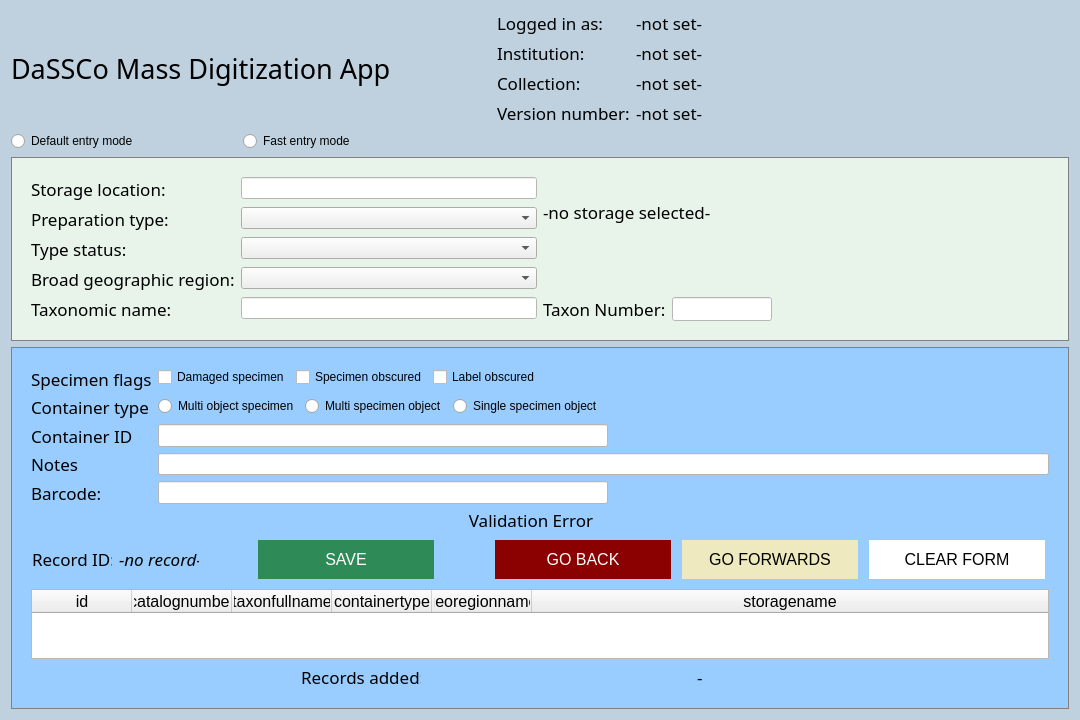
The window that MassDigitizer/ui/specimendataentry.ui (NHMDenmark/Mass-Digitizer) describes before a commit, drawn with Qt 5.
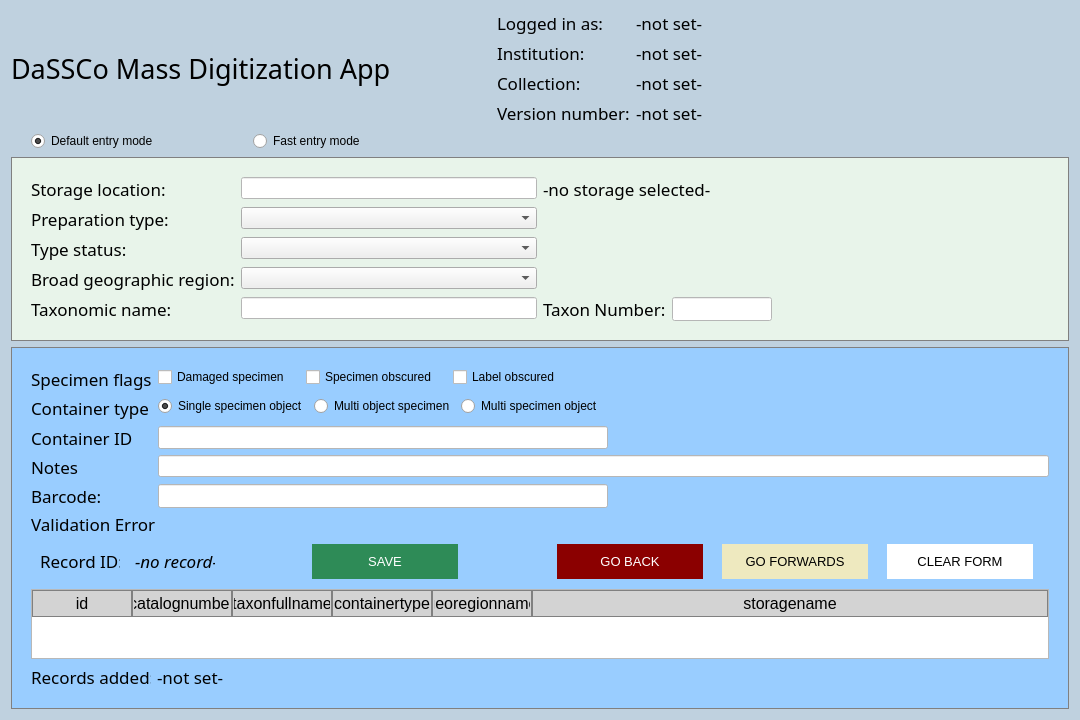
The same window after the commit.

Commit message: Tweaks to data entry ui and skeleton for new data entry handler

The edit to the form file:
```diff
--- a/MassDigitizer/ui/specimendataentry.ui
+++ b/MassDigitizer/ui/specimendataentry.ui
@@ -62,15 +62,18 @@
         font-size: 11pt;
         color: red;
     }
+    .QLabelPlain{
+        font-family: Arial;
+        font-size: 11pt;
+        color: black;
+    }
     QPushButton {
         border: none;
         padding: 10px 20px;
         text-align: center;
         text-decoration: none;
-        display: inline-block;
-        font-size: 12pt;
+        font-size: 10pt;
         margin: 4px 2px;
-        cursor: pointer;
     }
     QPushButton#btnSave {
         color: white;
@@ -210,11 +213,30 @@
    </item>
    <item>
     <layout class="QHBoxLayout" name="horizontalLayout">
+     <item>
+      <spacer name="horizontalSpacer_6">
+       <property name="orientation">
+        <enum>Qt::Orientation::Horizontal</enum>
+       </property>
+       <property name="sizeType">
+        <enum>QSizePolicy::Policy::Fixed</enum>
+       </property>
+       <property name="sizeHint" stdset="0">
+        <size>
+         <width>20</width>
+         <height>20</height>
+        </size>
+       </property>
+      </spacer>
+     </item>
      <item>
       <widget class="QRadioButton" name="radModeDefault">
        <property name="text">
         <string>Default entry mode</string>
        </property>
+       <property name="checked">
+        <bool>true</bool>
+       </property>
       </widget>
      </item>
      <item>
@@ -313,14 +335,42 @@
        <layout class="QVBoxLayout" name="verticalLayoutGreenAreaRight">
         <item>
          <widget class="QLabel" name="txtStorageFullname">
+          <property name="minimumSize">
+           <size>
+            <width>0</width>
+            <height>80</height>
+           </size>
+          </property>
           <property name="text">
            <string>-no storage selected-</string>
           </property>
+          <property name="alignment">
+           <set>Qt::AlignmentFlag::AlignLeading|Qt::AlignmentFlag::AlignLeft|Qt::AlignmentFlag::AlignTop</set>
+          </property>
+          <property name="wordWrap">
+           <bool>true</bool>
+          </property>
           <property name="class" stdset="0">
            <string>QLabelMetaInfo</string>
           </property>
          </widget>
         </item>
+        <item>
+         <spacer name="horizontalSpacer_7">
+          <property name="orientation">
+           <enum>Qt::Orientation::Horizontal</enum>
+          </property>
+          <property name="sizeType">
+           <enum>QSizePolicy::Policy::Fixed</enum>
+          </property>
+          <property name="sizeHint" stdset="0">
+           <size>
+            <width>500</width>
+            <height>20</height>
+           </size>
+          </property>
+         </spacer>
+        </item>
         <item>
          <layout class="QFormLayout" name="formLayout_2">
           <property name="labelAlignment">
@@ -377,6 +427,18 @@
            <layout class="QHBoxLayout" name="horizontalLayout_2">
             <item>
              <widget class="QCheckBox" name="chkDamage">
+              <property name="sizePolicy">
+               <sizepolicy hsizetype="Fixed" vsizetype="Fixed">
+                <horstretch>0</horstretch>
+                <verstretch>0</verstretch>
+               </sizepolicy>
+              </property>
+              <property name="minimumSize">
+               <size>
+                <width>142</width>
+                <height>0</height>
+               </size>
+              </property>
               <property name="text">
                <string>Damaged specimen</string>
               </property>
@@ -384,6 +446,18 @@
             </item>
             <item>
              <widget class="QCheckBox" name="chkSpecimenObscured">
+              <property name="sizePolicy">
+               <sizepolicy hsizetype="Fixed" vsizetype="Fixed">
+                <horstretch>0</horstretch>
+                <verstretch>0</verstretch>
+               </sizepolicy>
+              </property>
+              <property name="minimumSize">
+               <size>
+                <width>141</width>
+                <height>0</height>
+               </size>
+              </property>
               <property name="text">
                <string>Specimen obscured</string>
               </property>
@@ -403,7 +477,7 @@
               </property>
               <property name="sizeHint" stdset="0">
                <size>
-                <width>40</width>
+                <width>100</width>
                 <height>20</height>
                </size>
               </property>
@@ -420,6 +494,16 @@
           </item>
           <item row="1" column="1">
            <layout class="QHBoxLayout" name="horizontalLayout_3">
+            <item>
+             <widget class="QRadioButton" name="radRadioSSO">
+              <property name="text">
+               <string>Single specimen object</string>
+              </property>
+              <property name="checked">
+               <bool>true</bool>
+              </property>
+             </widget>
+            </item>
             <item>
              <widget class="QRadioButton" name="radRadioMOS">
               <property name="text">
@@ -434,13 +518,6 @@
               </property>
              </widget>
             </item>
-            <item>
-             <widget class="QRadioButton" name="radRadioSSO">
-              <property name="text">
-               <string>Single specimen object</string>
-              </property>
-             </widget>
-            </item>
             <item>
              <spacer name="horizontalSpacer_3">
               <property name="orientation">
@@ -448,7 +525,7 @@
               </property>
               <property name="sizeHint" stdset="0">
                <size>
-                <width>40</width>
+                <width>500</width>
                 <height>20</height>
                </size>
               </property>
@@ -526,7 +603,7 @@
            <string>Validation Error</string>
           </property>
           <property name="alignment">
-           <set>Qt::AlignmentFlag::AlignCenter</set>
+           <set>Qt::AlignmentFlag::AlignLeading|Qt::AlignmentFlag::AlignLeft|Qt::AlignmentFlag::AlignVCenter</set>
           </property>
           <property name="class" stdset="0">
            <string>QLabelError</string>
@@ -581,7 +658,7 @@
             </property>
             <property name="sizeHint" stdset="0">
              <size>
-              <width>50</width>
+              <width>80</width>
               <height>20</height>
              </size>
             </property>
@@ -591,14 +668,14 @@
            <widget class="QPushButton" name="btnSave">
             <property name="maximumSize">
              <size>
-              <width>180</width>
+              <width>150</width>
               <height>50</height>
              </size>
             </property>
             <property name="font">
              <font>
               <family>Arial</family>
-              <pointsize>12</pointsize>
+              <pointsize>10</pointsize>
               <underline>false</underline>
               <strikeout>false</strikeout>
              </font>
@@ -618,7 +695,7 @@
             </property>
             <property name="sizeHint" stdset="0">
              <size>
-              <width>50</width>
+              <width>80</width>
               <height>20</height>
              </size>
             </property>
@@ -628,14 +705,14 @@
            <widget class="QPushButton" name="btnBack">
             <property name="maximumSize">
              <size>
-              <width>180</width>
+              <width>150</width>
               <height>50</height>
              </size>
             </property>
             <property name="font">
              <font>
               <family>Arial</family>
-              <pointsize>12</pointsize>
+              <pointsize>10</pointsize>
               <underline>false</underline>
               <strikeout>false</strikeout>
              </font>
@@ -649,14 +726,14 @@
            <widget class="QPushButton" name="btnForward">
             <property name="maximumSize">
              <size>
-              <width>180</width>
+              <width>150</width>
               <height>50</height>
              </size>
             </property>
             <property name="font">
              <font>
               <family>Arial</family>
-              <pointsize>12</pointsize>
+              <pointsize>10</pointsize>
               <underline>false</underline>
               <strikeout>false</strikeout>
              </font>
@@ -670,14 +747,14 @@
            <widget class="QPushButton" name="btnClear">
             <property name="maximumSize">
              <size>
-              <width>180</width>
+              <width>150</width>
               <height>50</height>
              </size>
             </property>
             <property name="font">
              <font>
               <family>Arial</family>
-              <pointsize>12</pointsize>
+              <pointsize>10</pointsize>
               <underline>false</underline>
               <strikeout>false</strikeout>
              </font>
@@ -708,6 +785,10 @@
           QHeaderView::section {
               font-family: Arial;
               font-size: 12pt;
+              background-color: #D3D3D3;
+              color: black;
+              border: 1px solid grey;
+              padding: 1px;
           }
           </string>
           </property>
@@ -752,6 +833,8 @@
         <item>
          <layout class="QHBoxLayout" name="horizontalLayout_5">
           <item>
+           <layout class="QHBoxLayout" name="horizontalLayout_4">
+            <item>
            <widget class="QLabel" name="lblNumberCounter">
             <property name="maximumSize">
              <size>
@@ -773,9 +856,27 @@
              </size>
             </property>
             <property name="text">
-             <string>-</string>
-            </property>
-           </widget>
+               <string>-not set-</string>
+              </property>
+              <property name="class" stdset="0">
+               <string>QLabelPlain</string>
+              </property>
+             </widget>
+            </item>
+            <item>
+             <spacer name="horizontalSpacer_8">
+              <property name="orientation">
+               <enum>Qt::Orientation::Horizontal</enum>
+              </property>
+              <property name="sizeHint" stdset="0">
+               <size>
+                <width>40</width>
+                <height>20</height>
+               </size>
+              </property>
+             </spacer>
+            </item>
+           </layout>
           </item>
          </layout>
         </item>
```
Left out of the diff: 17 changed lines with no effect on the pictures. Lines whose indentation alone changed are shown as unchanged. The commit also changes 2 other files.
